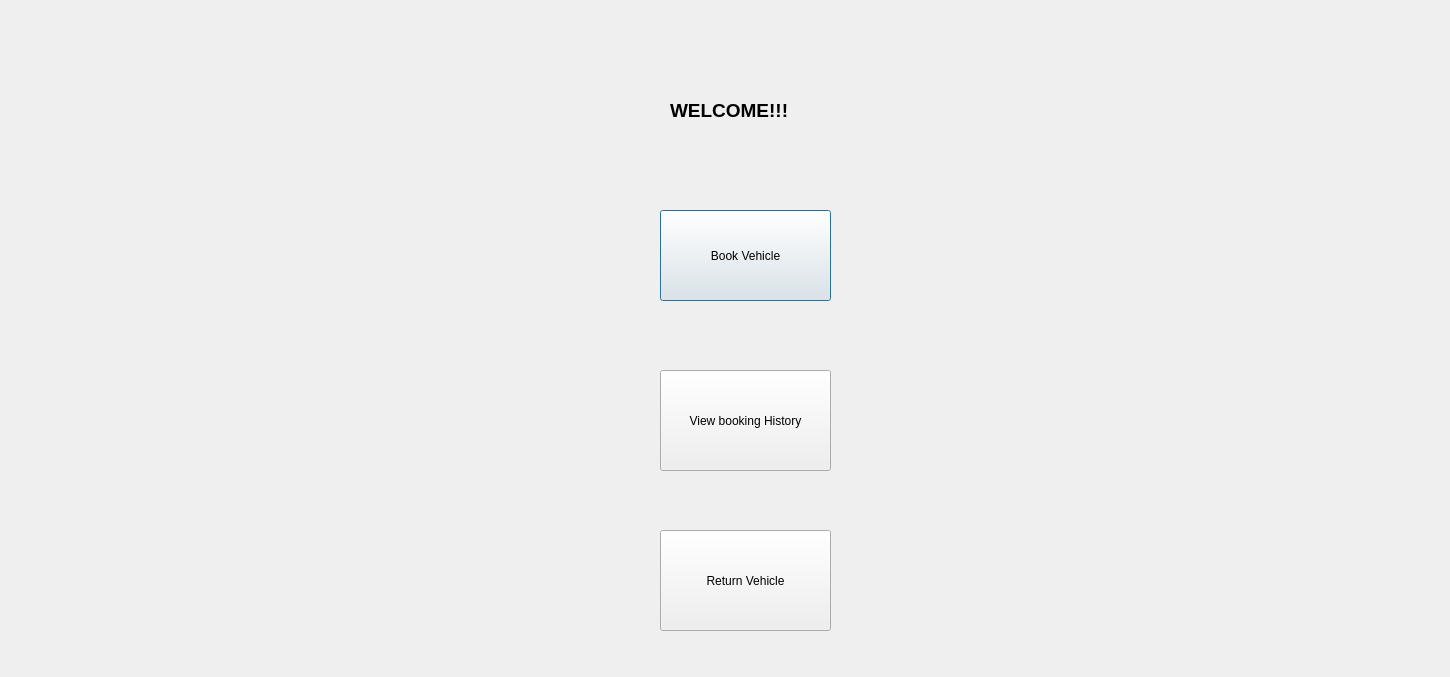
Old version of the form customer.ui in the repository swostika77/Vehicle-Rental-System.
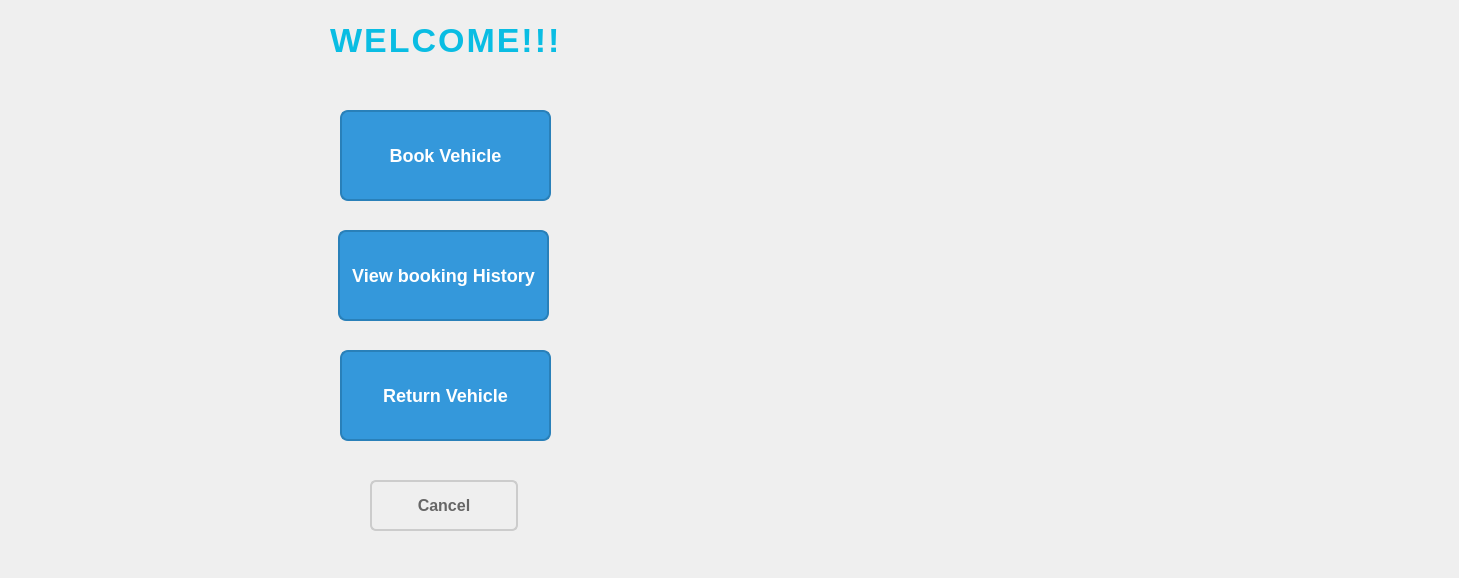
New version of the form. Icons and pictures are not drawn.

Diff of the .ui file:
```diff
--- a/customer.ui
+++ b/customer.ui
@@ -6,8 +6,8 @@
    <rect>
     <x>0</x>
     <y>0</y>
-    <width>1450</width>
-    <height>677</height>
+    <width>1459</width>
+    <height>578</height>
    </rect>
   </property>
   <property name="windowTitle">
@@ -16,12 +16,33 @@
   <widget class="QPushButton" name="btnBook">
    <property name="geometry">
     <rect>
-     <x>660</x>
-     <y>210</y>
-     <width>171</width>
+     <x>340</x>
+     <y>110</y>
+     <width>211</width>
      <height>91</height>
     </rect>
    </property>
+   <property name="styleSheet">
+    <string notr="true">QPushButton {
+    background-color: #3498db;
+    color: white;
+    font-size: 18px;
+    font-weight: bold;
+    border: 2px solid #2980b9;
+    border-radius: 8px;
+    padding: 10px 20px;
+    transition: background-color 0.3s ease;
+}
+
+QPushButton:hover {
+    background-color: #2980b9;
+}
+
+
+QPushButton:pressed {
+    background-color: #1c5980;
+}</string>
+   </property>
    <property name="text">
     <string>Book Vehicle</string>
    </property>
@@ -29,12 +50,31 @@
   <widget class="QPushButton" name="btnHistory">
    <property name="geometry">
     <rect>
-     <x>660</x>
-     <y>370</y>
-     <width>171</width>
-     <height>101</height>
+     <x>338</x>
+     <y>230</y>
+     <width>211</width>
+     <height>91</height>
     </rect>
    </property>
+   <property name="styleSheet">
+    <string notr="true">QPushButton {
+    background-color: #3498db;
+    color: white;
+    font-size: 18px;
+    font-weight: bold;
+    border: 2px solid #2980b9;
+    border-radius: 8px;
+    padding: 10px;
+}
+
+QPushButton:hover {
+    background-color: #2980b9;
+}
+QPushButton:pressed {
+    background-color: #1c5980;
+}
+</string>
+   </property>
    <property name="text">
     <string>View booking History</string>
    </property>
@@ -42,12 +82,31 @@
   <widget class="QPushButton" name="btnReturn">
    <property name="geometry">
     <rect>
-     <x>660</x>
-     <y>530</y>
-     <width>171</width>
-     <height>101</height>
+     <x>340</x>
+     <y>350</y>
+     <width>211</width>
+     <height>91</height>
     </rect>
    </property>
+   <property name="styleSheet">
+    <string notr="true">QPushButton {
+    background-color: #3498db;
+    color: white;
+    font-size: 18px;
+    font-weight: bold;
+    border: 2px solid #2980b9;
+    border-radius: 8px;
+    padding: 10px;
+}
+
+QPushButton:hover {
+    background-color: #2980b9;
+}
+QPushButton:pressed {
+    background-color: #1c5980;
+}
+</string>
+   </property>
    <property name="text">
     <string>Return Vehicle</string>
    </property>
@@ -55,24 +114,85 @@
   <widget class="QLabel" name="label">
    <property name="geometry">
     <rect>
-     <x>670</x>
-     <y>70</y>
-     <width>151</width>
-     <height>81</height>
+     <x>330</x>
+     <y>10</y>
+     <width>241</width>
+     <height>61</height>
     </rect>
    </property>
    <property name="styleSheet">
     <string notr="true">
-font-family: Arial;
-font-size: 14pt;
-font-weight: bold;
-color: Black;
+QLabel#label {
+    color: #0abde3;
+    font-size: 34px;
+    font-weight: 700;
+    font-family: &quot;Orbitron&quot;, &quot;Segoe UI&quot;, sans-serif;
+    letter-spacing: 2px;
+    qproperty-alignment: AlignCenter;
+ 
+}
+
 </string>
    </property>
    <property name="text">
     <string>WELCOME!!!</string>
    </property>
   </widget>
+  <widget class="QLabel" name="label_2">
+   <property name="geometry">
+    <rect>
+     <x>861</x>
+     <y>-1</y>
+     <width>591</width>
+     <height>571</height>
+    </rect>
+   </property>
+   <property name="text">
+    <string/>
+   </property>
+   <property name="pixmap">
+    <pixmap resource="resource.qrc">:/img/Rent.jpg</pixmap>
+   </property>
+   <property name="scaledContents">
+    <bool>true</bool>
+   </property>
+  </widget>
+  <widget class="QPushButton" name="cancel1">
+   <property name="geometry">
+    <rect>
+     <x>370</x>
+     <y>480</y>
+     <width>148</width>
+     <height>51</height>
+    </rect>
+   </property>
+   <property name="styleSheet">
+    <string notr="true">QPushButton#cancel1{
+    background-color: transparent;
+    color: #666666;
+    font-size: 16px;
+    font-weight: 600;
+    border: 2px solid #cccccc;
+    border-radius: 6px;
+    padding: 10px 22px;
+    min-width: 100px;
+    transition: background-color 0.25s ease, color 0.25s ease;
+}
+
+QPushButton#cancel1:hover {
+    background-color: #f2f2f2;
+    color: #444444;
+}
+
+QPushButton#cancel1:pressed {
+    background-color: #e0e0e0;
+    color: #222222;
+}</string>
+   </property>
+   <property name="text">
+    <string>Cancel</string>
+   </property>
+  </widget>
  </widget>
  <resources/>
  <connections/>
```
Left out of the diff: 4 changed lines with no effect on the pictures.
